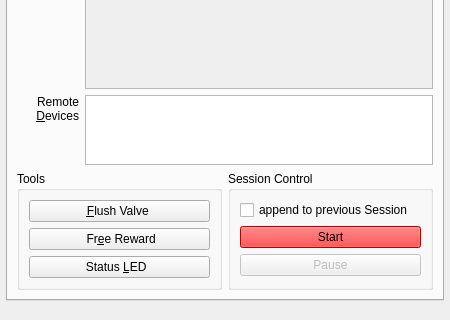
Qt form iblrig/gui/ui_wizard.ui (int-brain-lab/iblrig) before a commit; both pictures show x 0 to 450 and y 339 to 659 of the 450 by 659 pixel window.
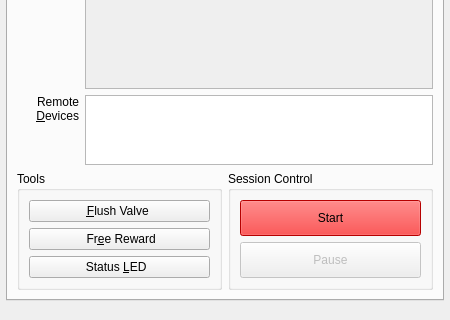
The same form after that commit. Icons and pictures are not drawn. Custom widgets are drawn as their Qt base class.

Commit message: change UI workflow for appending a session

What changed in the file:
```diff
--- a/iblrig/gui/ui_wizard.ui
+++ b/iblrig/gui/ui_wizard.ui
@@ -687,18 +687,14 @@
               <string>Session Control</string>
              </property>
              <layout class="QVBoxLayout" name="verticalLayout">
-              <item>
-               <widget class="QCheckBox" name="uiCheckAppend">
-                <property name="statusTip">
-                 <string>append to previous session</string>
-                </property>
-                <property name="text">
-                 <string>append to previous Session</string>
-                </property>
-               </widget>
-              </item>
               <item>
                <widget class="QPushButton" name="uiPushStart">
+                <property name="sizePolicy">
+                 <sizepolicy hsizetype="Minimum" vsizetype="Expanding">
+                  <horstretch>0</horstretch>
+                  <verstretch>0</verstretch>
+                 </sizepolicy>
+                </property>
                 <property name="statusTip">
                  <string>Click to start the session</string>
                 </property>
@@ -715,6 +711,12 @@
                 <property name="enabled">
                  <bool>false</bool>
                 </property>
+                <property name="sizePolicy">
+                 <sizepolicy hsizetype="Minimum" vsizetype="Expanding">
+                  <horstretch>0</horstretch>
+                  <verstretch>0</verstretch>
+                 </sizepolicy>
+                </property>
                 <property name="statusTip">
                  <string>Click to pause the session after the current trial</string>
                 </property>
```
Left out of the diff: 1 changed line with no effect on the pictures. The commit also changes 5 other files.
